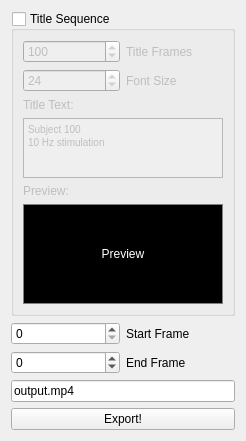
First picture: the form in src/WhiskerToolbox/Export_Widgets/Export_Video_Widget/Export_Video_Widget.ui, repository paulmthompson/WhiskerToolbox, before the edit.
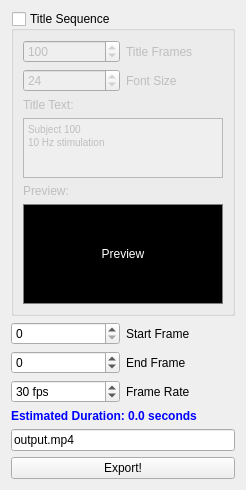
Second picture: the form after the edit.

Commit message: feat: Add configurable frame rate and duration estimate to video export

```diff
--- a/src/WhiskerToolbox/Export_Widgets/Export_Video_Widget/Export_Video_Widget.ui
+++ b/src/WhiskerToolbox/Export_Widgets/Export_Video_Widget/Export_Video_Widget.ui
@@ -169,6 +169,43 @@
      </item>
     </layout>
    </item>
+   <item>
+    <layout class="QHBoxLayout" name="frame_rate_layout">
+     <item>
+      <widget class="QSpinBox" name="frame_rate_spinbox">
+       <property name="minimum">
+        <number>1</number>
+       </property>
+       <property name="maximum">
+        <number>120</number>
+       </property>
+       <property name="value">
+        <number>30</number>
+       </property>
+       <property name="suffix">
+        <string> fps</string>
+       </property>
+      </widget>
+     </item>
+     <item>
+      <widget class="QLabel" name="frame_rate_label">
+       <property name="text">
+        <string>Frame Rate</string>
+       </property>
+      </widget>
+     </item>
+    </layout>
+   </item>
+   <item>
+    <widget class="QLabel" name="duration_estimate_label">
+     <property name="text">
+      <string>Estimated Duration: 0.0 seconds</string>
+     </property>
+     <property name="styleSheet">
+      <string>color: blue; font-weight: bold;</string>
+     </property>
+    </widget>
+   </item>
    <item>
     <widget class="QLineEdit" name="output_filename">
      <property name="text">
```
The commit also changes 3 other files.
